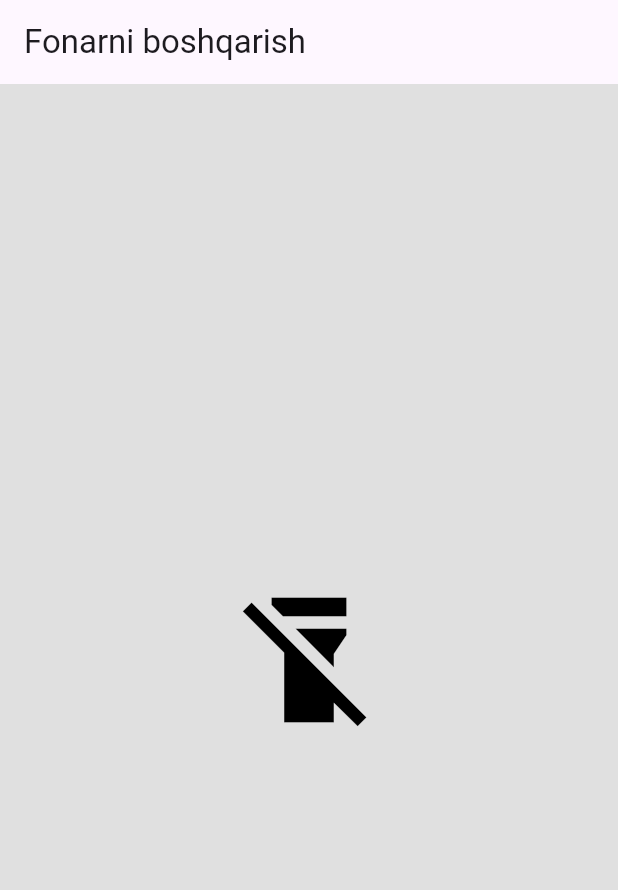
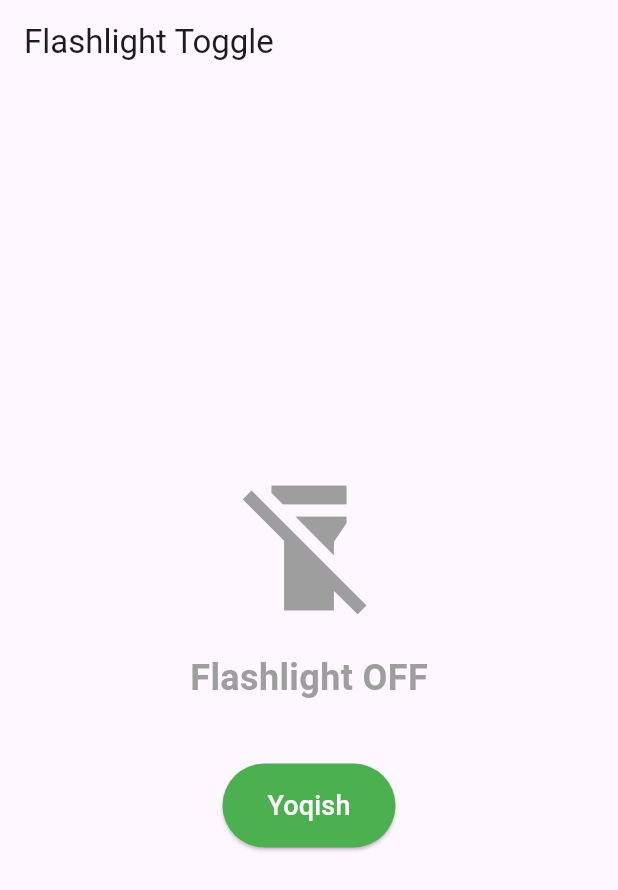
Before and after one commit to hamidovjahongir/flashlight, a Flutter app: the screen it shows after launch, on a phone screen of 412 x 824 dp. Shown: the top 890 px of the screen. Run offline on Flutter 3.47's test engine with Material 3 defaults, Android fonts, the phone set to English and light mode, and no system bars.

Commit message:
fonar yenglandi

```diff
--- a/lib/main.dart
+++ b/lib/main.dart
@@ -1,18 +1,17 @@
 import 'package:flutter/material.dart';
-import 'package:torch_light/torch_light.dart';
+import 'package:flutter/services.dart';
 
 void main() {
-  runApp(const MyApp());
+  runApp(MyApp());
 }
 
 class MyApp extends StatelessWidget {
-  const MyApp({super.key});
-
   @override
   Widget build(BuildContext context) {
     return MaterialApp(
+      title: 'Flashlight Toggle',
+      theme: ThemeData(primarySwatch: Colors.blue),
       home: FlashlightPage(),
-      debugShowCheckedModeBanner: false,
     );
   }
 }
@@ -23,36 +22,63 @@ class FlashlightPage extends StatefulWidget {
 }
 
 class _FlashlightPageState extends State<FlashlightPage> {
-  bool _isOn = false;
+  static const platform = MethodChannel('samples.flutter.dev/flashlight');
+  bool _isFlashlightOn = false;
 
   Future<void> _toggleFlashlight() async {
     try {
-      if (_isOn) {
-        await TorchLight.disableTorch();
+      if (_isFlashlightOn) {
+        await platform.invokeMethod('turnOff');
+        setState(() {
+          _isFlashlightOn = false;
+        });
       } else {
-        await TorchLight.enableTorch();
+        await platform.invokeMethod('turnOn');
+        setState(() {
+          _isFlashlightOn = true;
+        });
       }
-      setState(() {
-        _isOn = !_isOn;
-      });
-    } catch (e) {
-      print("Xatolik: $e");
+    } on PlatformException catch (e) {
+      print("Xatolik: '${e.message}'");
     }
   }
 
   @override
   Widget build(BuildContext context) {
     return Scaffold(
-      backgroundColor: _isOn ? Colors.yellow[100] : Colors.grey[300],
-      appBar: AppBar(title: const Text("Fonarni boshqarish")),
+      appBar: AppBar(title: Text('Flashlight Toggle')),
       body: Center(
-        child: IconButton(
-          iconSize: 100,
-          icon: Icon(
-            _isOn ? Icons.flashlight_on : Icons.flashlight_off,
-            color: _isOn ? Colors.amber : Colors.black,
-          ),
-          onPressed: _toggleFlashlight,
+        child: Column(
+          mainAxisAlignment: MainAxisAlignment.center,
+          children: <Widget>[
+            Icon(
+              _isFlashlightOn ? Icons.flashlight_on : Icons.flashlight_off,
+              size: 100,
+              color: _isFlashlightOn ? Colors.yellow : Colors.grey,
+            ),
+            SizedBox(height: 20),
+            Text(
+              _isFlashlightOn ? 'Flashlight ON' : 'Flashlight OFF',
+              style: TextStyle(
+                fontSize: 24,
+                fontWeight: FontWeight.bold,
+                color: _isFlashlightOn ? Colors.yellow : Colors.grey,
+              ),
+            ),
+            SizedBox(height: 40),
+            ElevatedButton(
+              onPressed: _toggleFlashlight,
+              child: Text(
+                _isFlashlightOn ? 'Ochirish' : 'Yoqish',
+                style: TextStyle(fontSize: 18),
+              ),
+              style: ElevatedButton.styleFrom(
+                backgroundColor: _isFlashlightOn ? Colors.red : Colors.green,
+                foregroundColor: Colors.white,
+                padding: EdgeInsets.symmetric(horizontal: 30, vertical: 15),
+              ),
+            ),
+          ],
         ),
       ),
     );
```
Also changed, not shown: 2 other files.
